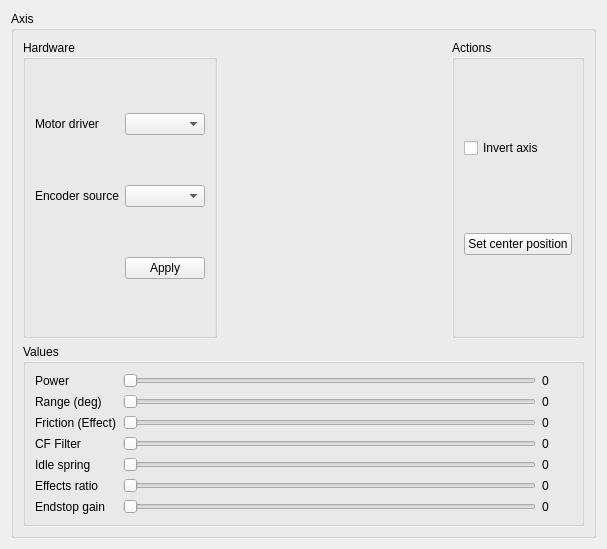
This is res/axis_ui.ui in Ultrawipf/OpenFFBoard-configurator as Qt 5 draws it before an edit. The edited form follows.
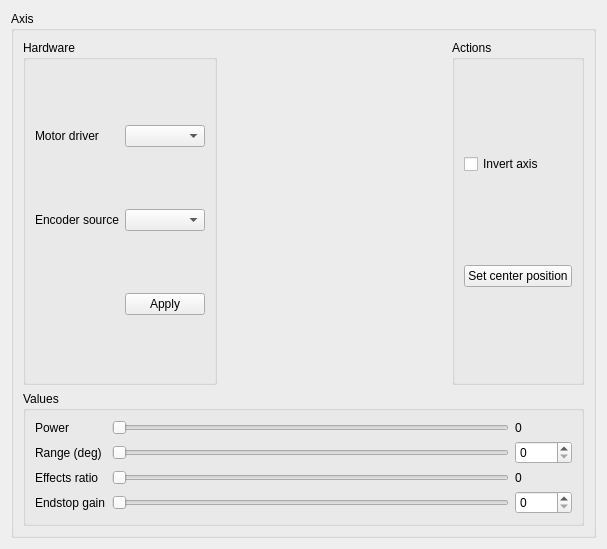
This is the edited form.

Commit message: Moved some params from axis tab to ffbwheel tab. Changed slider labels to spinboxes

Patch:
```diff
--- a/res/axis_ui.ui
+++ b/res/axis_ui.ui
@@ -94,50 +94,13 @@
          <string>Values</string>
         </property>
         <layout class="QGridLayout" name="gridLayout_3">
-         <item row="5" column="1">
-          <widget class="QSlider" name="horizontalSlider_fxratio">
+         <item row="0" column="0">
+          <widget class="QLabel" name="label_3">
            <property name="toolTip">
             <string>&lt;html&gt;&lt;head/&gt;&lt;body&gt;&lt;p&gt;High = Effects and endstop have the same peak torque. Low = effect peak is reduced to make endstop more prominent&lt;/p&gt;&lt;/body&gt;&lt;/html&gt;</string>
            </property>
-           <property name="minimum">
-            <number>102</number>
-           </property>
-           <property name="maximum">
-            <number>255</number>
-           </property>
-           <property name="value">
-            <number>102</number>
-           </property>
-           <property name="sliderPosition">
-            <number>102</number>
-           </property>
-           <property name="orientation">
-            <enum>Qt::Horizontal</enum>
-           </property>
-          </widget>
-         </item>
-         <item row="1" column="1">
-          <widget class="QSlider" name="horizontalSlider_degrees">
-           <property name="minimum">
-            <number>5</number>
-           </property>
-           <property name="maximum">
-            <number>1080</number>
-           </property>
-           <property name="sliderPosition">
-            <number>5</number>
-           </property>
-           <property name="tracking">
-            <bool>true</bool>
-           </property>
-           <property name="orientation">
-            <enum>Qt::Horizontal</enum>
-           </property>
-           <property name="tickPosition">
-            <enum>QSlider::NoTicks</enum>
-           </property>
-           <property name="tickInterval">
-            <number>10</number>
+           <property name="text">
+            <string>Power</string>
            </property>
           </widget>
          </item>
@@ -169,8 +132,8 @@
            </property>
           </widget>
          </item>
-         <item row="1" column="2">
-          <widget class="QLabel" name="label_range">
+         <item row="0" column="2">
+          <widget class="QLabel" name="label_power">
            <property name="minimumSize">
             <size>
              <width>30</width>
@@ -182,64 +145,6 @@
            </property>
           </widget>
          </item>
-         <item row="2" column="0">
-          <widget class="QLabel" name="label_7">
-           <property name="toolTip">
-            <string>&lt;html&gt;&lt;head/&gt;&lt;body&gt;&lt;p&gt;Intensity of friction effects&lt;/p&gt;&lt;/body&gt;&lt;/html&gt;</string>
-           </property>
-           <property name="text">
-            <string>Friction (Effect)</string>
-           </property>
-          </widget>
-         </item>
-         <item row="2" column="1">
-          <widget class="QSlider" name="horizontalSlider_friction">
-           <property name="toolTip">
-            <string>&lt;html&gt;&lt;head/&gt;&lt;body&gt;&lt;p&gt;Intensity of friction effects&lt;/p&gt;&lt;/body&gt;&lt;/html&gt;</string>
-           </property>
-           <property name="maximum">
-            <number>255</number>
-           </property>
-           <property name="value">
-            <number>0</number>
-           </property>
-           <property name="sliderPosition">
-            <number>0</number>
-           </property>
-           <property name="orientation">
-            <enum>Qt::Horizontal</enum>
-           </property>
-          </widget>
-         </item>
-         <item row="4" column="1">
-          <widget class="QSlider" name="horizontalSlider_idle">
-           <property name="toolTip">
-            <string>&lt;html&gt;&lt;head/&gt;&lt;body&gt;&lt;p&gt;Centering force when FFB is inactive&lt;/p&gt;&lt;/body&gt;&lt;/html&gt;</string>
-           </property>
-           <property name="maximum">
-            <number>255</number>
-           </property>
-           <property name="value">
-            <number>0</number>
-           </property>
-           <property name="sliderPosition">
-            <number>0</number>
-           </property>
-           <property name="orientation">
-            <enum>Qt::Horizontal</enum>
-           </property>
-          </widget>
-         </item>
-         <item row="0" column="0">
-          <widget class="QLabel" name="label_3">
-           <property name="toolTip">
-            <string>&lt;html&gt;&lt;head/&gt;&lt;body&gt;&lt;p&gt;Maximum strength of FFB&lt;/p&gt;&lt;/body&gt;&lt;/html&gt;</string>
-           </property>
-           <property name="text">
-            <string>Power</string>
-           </property>
-          </widget>
-         </item>
          <item row="1" column="0">
           <widget class="QLabel" name="label_5">
            <property name="toolTip">
@@ -250,57 +155,32 @@
            </property>
           </widget>
          </item>
-         <item row="0" column="2">
-          <widget class="QLabel" name="label_power">
-           <property name="minimumSize">
-            <size>
-             <width>30</width>
-             <height>0</height>
-            </size>
-           </property>
-           <property name="text">
-            <string>0</string>
-           </property>
-          </widget>
-         </item>
-         <item row="2" column="2">
-          <widget class="QLabel" name="label_friction">
-           <property name="text">
-            <string>0</string>
-           </property>
-          </widget>
-         </item>
-         <item row="6" column="1">
-          <widget class="QSlider" name="horizontalSlider_esgain">
-           <property name="toolTip">
-            <string>&lt;html&gt;&lt;head/&gt;&lt;body&gt;&lt;p&gt;How stiff the endstop should be (Tune to taste while keeping noise low)&lt;/p&gt;&lt;/body&gt;&lt;/html&gt;</string>
+         <item row="1" column="1">
+          <widget class="QSlider" name="horizontalSlider_degrees">
+           <property name="minimum">
+            <number>5</number>
            </property>
            <property name="maximum">
-            <number>255</number>
+            <number>1080</number>
+           </property>
+           <property name="sliderPosition">
+            <number>5</number>
+           </property>
+           <property name="tracking">
+            <bool>true</bool>
            </property>
            <property name="orientation">
             <enum>Qt::Horizontal</enum>
            </property>
-          </widget>
-         </item>
-         <item row="4" column="0">
-          <widget class="QLabel" name="label_8">
-           <property name="toolTip">
-            <string>&lt;html&gt;&lt;head/&gt;&lt;body&gt;&lt;p&gt;Centering force when FFB is inactive&lt;/p&gt;&lt;/body&gt;&lt;/html&gt;</string>
+           <property name="tickPosition">
+            <enum>QSlider::NoTicks</enum>
            </property>
-           <property name="text">
-            <string>Idle spring</string>
+           <property name="tickInterval">
+            <number>10</number>
            </property>
           </widget>
          </item>
-         <item row="4" column="2">
-          <widget class="QLabel" name="label_idle">
-           <property name="text">
-            <string>0</string>
-           </property>
-          </widget>
-         </item>
-         <item row="5" column="0">
+         <item row="2" column="0">
           <widget class="QLabel" name="label_9">
            <property name="toolTip">
             <string>&lt;html&gt;&lt;head/&gt;&lt;body&gt;&lt;p&gt;High = Effects and endstop have the same peak torque. Low = effect peak is reduced to make endstop more prominent&lt;/p&gt;&lt;/body&gt;&lt;/html&gt;</string>
@@ -310,7 +190,36 @@
            </property>
           </widget>
          </item>
-         <item row="6" column="0">
+         <item row="2" column="1">
+          <widget class="QSlider" name="horizontalSlider_fxratio">
+           <property name="toolTip">
+            <string>&lt;html&gt;&lt;head/&gt;&lt;body&gt;&lt;p&gt;High = Effects and endstop have the same peak torque. Low = effect peak is reduced to make endstop more prominent&lt;/p&gt;&lt;/body&gt;&lt;/html&gt;</string>
+           </property>
+           <property name="minimum">
+            <number>102</number>
+           </property>
+           <property name="maximum">
+            <number>255</number>
+           </property>
+           <property name="value">
+            <number>102</number>
+           </property>
+           <property name="sliderPosition">
+            <number>102</number>
+           </property>
+           <property name="orientation">
+            <enum>Qt::Horizontal</enum>
+           </property>
+          </widget>
+         </item>
+         <item row="2" column="2">
+          <widget class="QLabel" name="label_fxratio">
+           <property name="text">
+            <string>0</string>
+           </property>
+          </widget>
+         </item>
+         <item row="3" column="0">
           <widget class="QLabel" name="label_10">
            <property name="toolTip">
             <string>&lt;html&gt;&lt;head/&gt;&lt;body&gt;&lt;p&gt;How stiff the endstop should be (Tune to taste while keeping noise low)&lt;/p&gt;&lt;/body&gt;&lt;/html&gt;</string>
@@ -320,56 +229,36 @@
            </property>
           </widget>
          </item>
-         <item row="5" column="2">
-          <widget class="QLabel" name="label_fxratio">
-           <property name="text">
-            <string>0</string>
-           </property>
-          </widget>
-         </item>
-         <item row="6" column="2">
-          <widget class="QLabel" name="label_esgain">
-           <property name="text">
-            <string>0</string>
-           </property>
-          </widget>
-         </item>
          <item row="3" column="1">
-          <widget class="QSlider" name="horizontalSlider_cffilter">
+          <widget class="QSlider" name="horizontalSlider_esgain">
            <property name="toolTip">
-            <string>&lt;html&gt;&lt;head/&gt;&lt;body&gt;&lt;p&gt;Constant force effect filter&lt;/p&gt;&lt;/body&gt;&lt;/html&gt;</string>
-           </property>
-           <property name="minimum">
-            <number>10</number>
+            <string>&lt;html&gt;&lt;head/&gt;&lt;body&gt;&lt;p&gt;How stiff the endstop should be (Tune to taste while keeping noise low)&lt;/p&gt;&lt;/body&gt;&lt;/html&gt;</string>
            </property>
            <property name="maximum">
-            <number>500</number>
-           </property>
-           <property name="value">
-            <number>10</number>
-           </property>
-           <property name="sliderPosition">
-            <number>10</number>
+            <number>255</number>
            </property>
            <property name="orientation">
             <enum>Qt::Horizontal</enum>
            </property>
           </widget>
          </item>
-         <item row="3" column="0">
-          <widget class="QLabel" name="label_11">
-           <property name="toolTip">
-            <string>&lt;html&gt;&lt;head/&gt;&lt;body&gt;&lt;p&gt;Constant force effect filter&lt;/p&gt;&lt;/body&gt;&lt;/html&gt;</string>
+         <item row="1" column="2">
+          <widget class="QSpinBox" name="spinBox_range">
+           <property name="suffix">
+            <string> </string>
            </property>
-           <property name="text">
-            <string>CF Filter</string>
+           <property name="maximum">
+            <number>1080</number>
            </property>
           </widget>
          </item>
          <item row="3" column="2">
-          <widget class="QLabel" name="label_cffilter">
-           <property name="text">
-            <string>0</string>
+          <widget class="QSpinBox" name="spinBox_esgain">
+           <property name="suffix">
+            <string> </string>
+           </property>
+           <property name="maximum">
+            <number>255</number>
            </property>
           </widget>
          </item>
```
Left out of the diff: 110 changed lines with no effect on the pictures. The commit also changes 4 other files.
